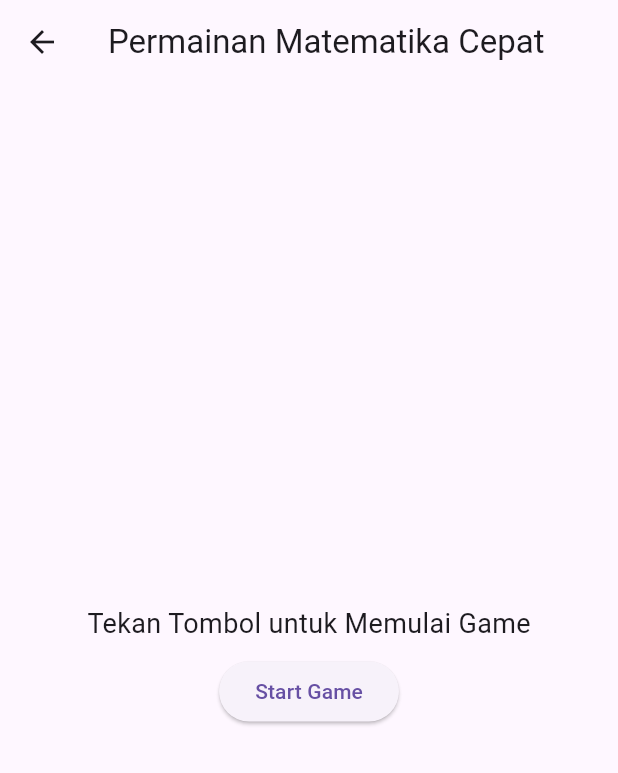
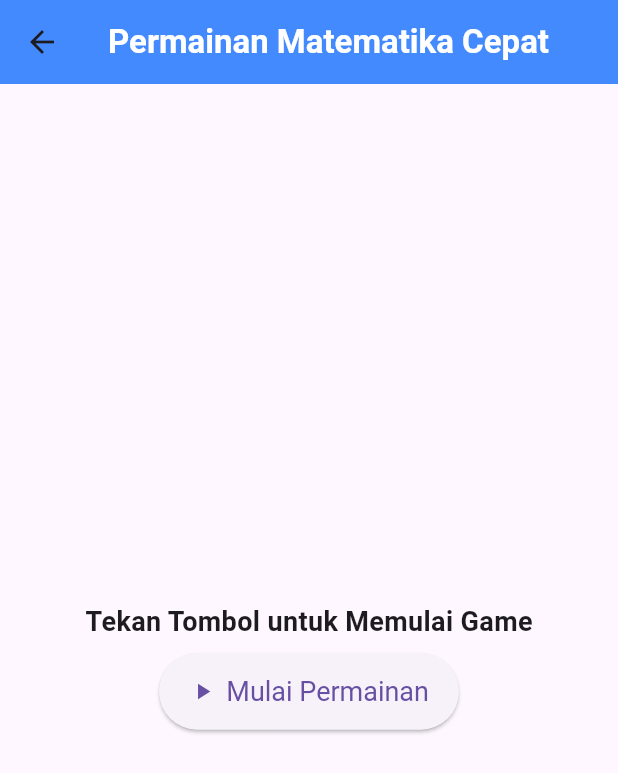
Before and after one commit to usmanasegaf/projek_uts, a Flutter app: the MathGameScreen screen opened directly, on a phone screen of 412 x 824 dp. Shown: the top 773 px of the screen. Run offline on Flutter 3.47's test engine with Material 3 defaults, Android fonts, the phone set to English and light mode, and no system bars; our stand-ins replace fluttertoast, lottie; missing offline and left inert: flutter_fireworks.

Commit message:
dekorasi lengkap

```diff
--- a/lib/mathGame.dart
+++ b/lib/mathGame.dart
@@ -1,7 +1,6 @@
 // ignore_for_file: library_private_types_in_public_api, file_names
 
 import 'package:flutter/material.dart';
-
 import 'dart:async';
 import 'dart:math';
 
@@ -23,7 +22,6 @@ class MathGameScreen extends StatefulWidget {
 
 class _MathGameScreenState extends State<MathGameScreen> {
   int _score = 0;
-  // ignore: prefer_final_fields
   int _timePerQuestion = 5; // waktu untuk menjawab setiap soal dalam detik
   int _currentTime = 5;
   late Timer _timer;
@@ -33,7 +31,6 @@ class _MathGameScreenState extends State<MathGameScreen> {
   late String _operator;
   late int _correctAnswer;
 
-  // ignore: prefer_final_fields
   TextEditingController _answerController = TextEditingController();
 
   bool _gameStarted = false; // Flag untuk menandakan permainan telah dimulai
@@ -96,17 +93,14 @@ class _MathGameScreenState extends State<MathGameScreen> {
       }
     }
 
-    // Increment the question count
     setState(() {
       _questionCount++;
     });
 
-    // Stop the game after 10 questions
     if (_questionCount >= 10) {
       _timer.cancel();
-      _showScoreDialog(); // Show the score dialog
+      _showScoreDialog();
     } else {
-      // Reset timer dan generate soal baru
       _answerController.clear();
       _generateQuestion();
       setState(() {
@@ -120,16 +114,16 @@ class _MathGameScreenState extends State<MathGameScreen> {
       _score = 0;
       _gameStarted = false;
       _currentTime = _timePerQuestion;
-      _questionCount = 0; // Reset question count
+      _questionCount = 0;
     });
     _generateQuestion();
   }
 
   void _startGame() {
     setState(() {
-      _gameStarted = true; // Mulai permainan
+      _gameStarted = true;
     });
-    _startTimer(); // Mulai timer
+    _startTimer();
   }
 
   void _showScoreDialog() {
@@ -143,7 +137,7 @@ class _MathGameScreenState extends State<MathGameScreen> {
             TextButton(
               onPressed: () {
                 Navigator.of(context).pop();
-                _resetGame(); // Reset game after showing score
+                _resetGame();
               },
               child: const Text('Main Lagi'),
             ),
@@ -157,7 +151,11 @@ class _MathGameScreenState extends State<MathGameScreen> {
   Widget build(BuildContext context) {
     return Scaffold(
       appBar: AppBar(
-        title: const Text('Permainan Matematika Cepat'),
+        backgroundColor: Colors.blueAccent,
+        title: const Text(
+          'Permainan Matematika Cepat',
+          style: TextStyle(fontWeight: FontWeight.bold, color: Colors.white),
+        ),
       ),
       body: Padding(
         padding: const EdgeInsets.all(16.0),
@@ -171,31 +169,43 @@ class _MathGameScreenState extends State<MathGameScreen> {
                   padding: EdgeInsets.all(8.0),
                   child: Text(
                     "Tekan Tombol untuk Memulai Game",
-                    style: const TextStyle(fontSize: 18),
+                    style: TextStyle(fontSize: 18, fontWeight: FontWeight.bold),
                   ),
                 ),
-                ElevatedButton(
+                ElevatedButton.icon(
                   onPressed: _startGame,
-                  child: const Text('Start Game'),
+                  icon: const Icon(Icons.play_arrow),
+                  label: const Text('Mulai Permainan'),
+                  style: ElevatedButton.styleFrom(
+                    padding: const EdgeInsets.symmetric(
+                        horizontal: 20, vertical: 15),
+                    textStyle: const TextStyle(fontSize: 18),
+                  ),
                 ),
               ] else ...[
                 // Tampilan permainan setelah game dimulai
                 Text(
                   'Waktu Tersisa: $_currentTime detik',
                   style: const TextStyle(
-                      fontSize: 24, fontWeight: FontWeight.bold),
+                      fontSize: 24,
+                      fontWeight: FontWeight.bold,
+                      color: Colors.red),
                 ),
                 const SizedBox(height: 20),
                 Text(
                   'Skor: $_score',
                   style: const TextStyle(
-                      fontSize: 24, fontWeight: FontWeight.bold),
+                      fontSize: 24,
+                      fontWeight: FontWeight.bold,
+                      color: Colors.blue),
                 ),
                 const SizedBox(height: 40),
                 Text(
                   '$_number1 $_operator $_number2 = ?',
                   style: const TextStyle(
-                      fontSize: 32, fontWeight: FontWeight.bold),
+                      fontSize: 32,
+                      fontWeight: FontWeight.bold,
+                      color: Colors.black),
                 ),
                 const SizedBox(height: 20),
                 TextField(
@@ -205,13 +215,19 @@ class _MathGameScreenState extends State<MathGameScreen> {
                   decoration: const InputDecoration(
                     hintText: 'Masukkan jawaban',
                     border: OutlineInputBorder(),
+                    contentPadding: EdgeInsets.symmetric(vertical: 10),
                   ),
                   onSubmitted: (_) => _checkAnswer(),
                 ),
                 const SizedBox(height: 20),
-                ElevatedButton(
+                ElevatedButton.icon(
                   onPressed: _checkAnswer,
-                  child: const Text('Kirim Jawaban'),
+                  icon: const Icon(Icons.check),
+                  label: const Text('Kirim Jawaban'),
+                  style: ElevatedButton.styleFrom(
+                    padding: const EdgeInsets.symmetric(
+                        horizontal: 20, vertical: 15),
+                  ),
                 ),
                 const SizedBox(height: 40),
               ]
```
Also changed, not shown: lib/logicGame.dart (+4 -16 lines), lib/memoryGames.dart (+24 -6 lines), lib/reactionTimeGame.dart (+15 -12 lines), lib/wordsGame.dart (+9 -3 lines).
